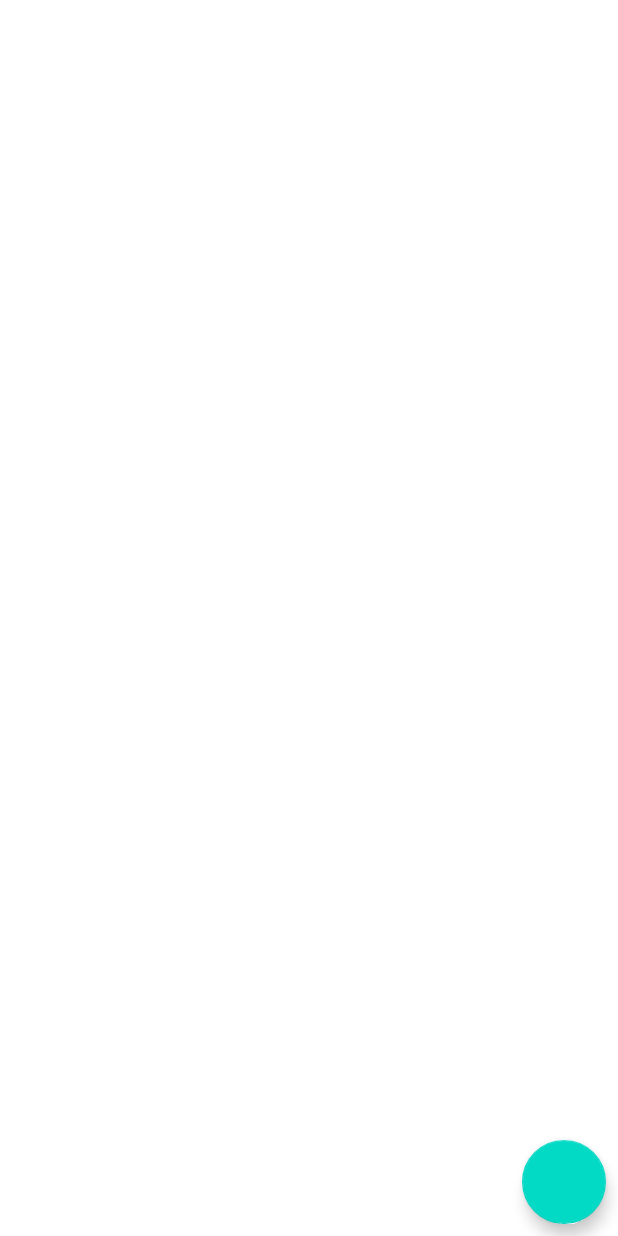
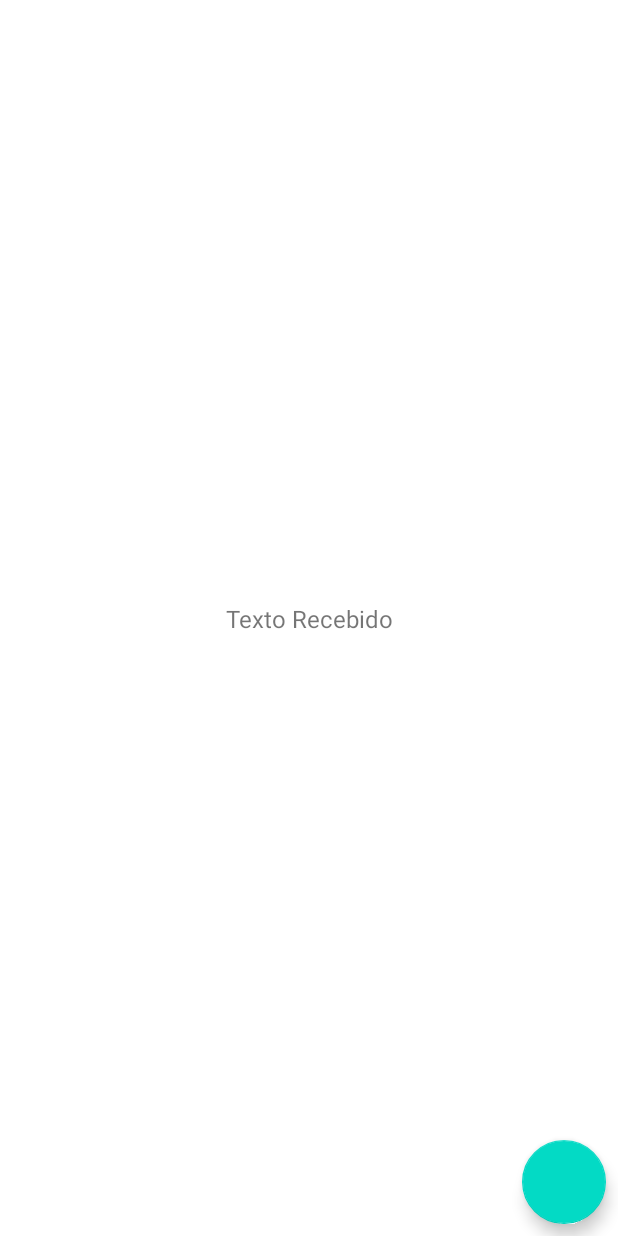
Before and after one commit to GuilhermeSilva8/basic-notepad, an Android app: the layout activity_main.xml on its own in the app's theme, with its tools: preview values and no code run, on a phone screen of 412 x 824 dp. Run offline under Robolectric (Android 15) with nearby library versions, the phone set to English and light mode, and no system bars.

Commit message:
Setting fab click listener, opening MainActivity and sending the text from edit text to be shown on a text view

```diff
--- a/app/src/main/java/com/example/basicnotepad/MainActivity.kt
+++ b/app/src/main/java/com/example/basicnotepad/MainActivity.kt
@@ -14,6 +14,9 @@ class MainActivity : AppCompatActivity() {
         binding = ActivityMainBinding.inflate(layoutInflater)
         setContentView(binding.root)
 
+        val text = intent.getStringExtra("TEXT")
+        binding.textView.text = text
+
         binding.floatingActionButton.setOnClickListener {
 
             val intent = Intent(this, TextActivity::class.java)
--- a/app/src/main/res/layout/activity_main.xml
+++ b/app/src/main/res/layout/activity_main.xml
@@ -17,4 +17,16 @@
         app:layout_constraintBottom_toBottomOf="parent"
         app:layout_constraintEnd_toEndOf="parent" />
 
+    <TextView
+        android:id="@+id/textView"
+        android:layout_width="wrap_content"
+        android:layout_height="wrap_content"
+        android:text="Texto Recebido"
+        android:textSize="16sp"
+        app:layout_constraintBottom_toBottomOf="parent"
+        app:layout_constraintEnd_toEndOf="parent"
+        app:layout_constraintHorizontal_bias="0.5"
+        app:layout_constraintStart_toStartOf="parent"
+        app:layout_constraintTop_toTopOf="parent" />
+
 </androidx.constraintlayout.widget.ConstraintLayout>
```
Also changed, not shown: app/src/main/java/com/example/basicnotepad/TextActivity.kt (+9 -0 lines).
